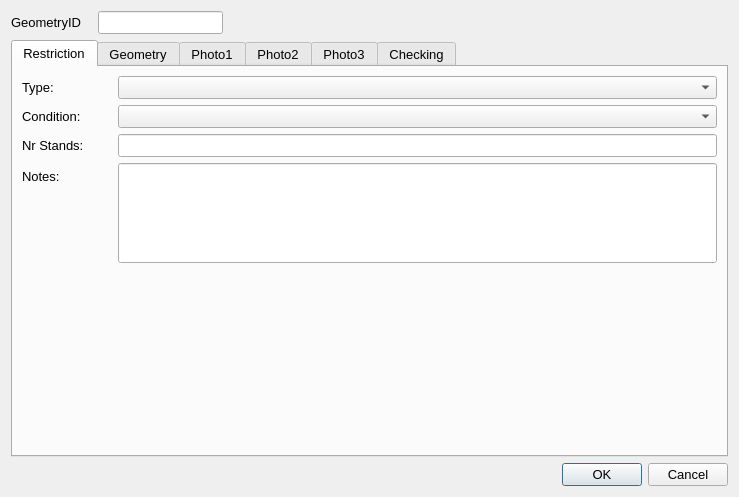
This is ui/Cycle_Parking.ui in tlh22/demandForm as Qt 5 draws it before an edit. The edited form follows.
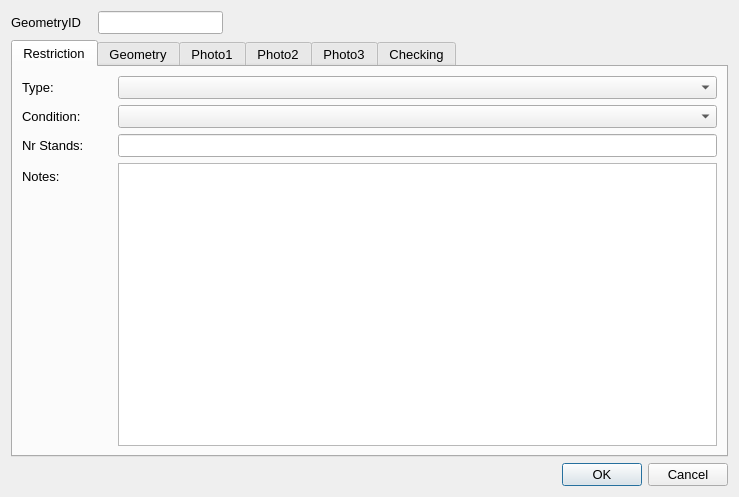
This is the edited form. Icons and pictures are not drawn.

What changed in the file:
```diff
--- a/ui/Cycle_Parking.ui
+++ b/ui/Cycle_Parking.ui
@@ -145,19 +145,6 @@
          </property>
         </widget>
        </item>
-       <item row="7" column="1">
-        <widget class="QLineEdit" name="Notes">
-         <property name="minimumSize">
-          <size>
-           <width>0</width>
-           <height>100</height>
-          </size>
-         </property>
-         <property name="alignment">
-          <set>Qt::AlignLeading|Qt::AlignLeft|Qt::AlignTop</set>
-         </property>
-        </widget>
-       </item>
        <item row="5" column="0">
         <widget class="QLabel" name="label_3">
          <property name="text">
@@ -168,6 +155,9 @@
        <item row="5" column="1">
         <widget class="QLineEdit" name="NrStands"/>
        </item>
+       <item row="7" column="1">
+        <widget class="QTextEdit" name="Notes"/>
+       </item>
       </layout>
      </widget>
      <widget class="QWidget" name="Geometry">
```
